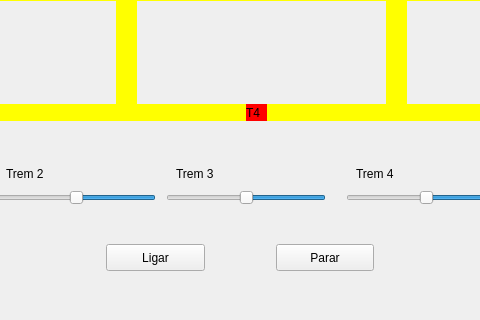
Before: the Qt Designer form mainwindow.ui in fawnbr/so-projeto-trem, drawn with Qt 5; both pictures show x 214 to 694 and y 153 to 473 of the 925 by 473 pixel window.
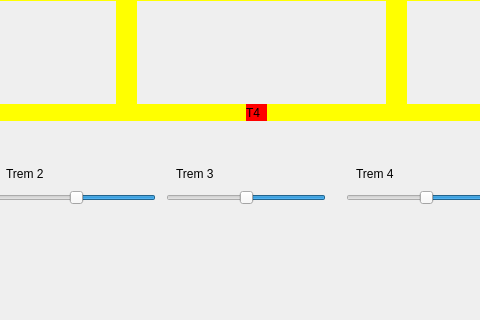
After: the same form once the commit is applied.

Commit message: Atualiza versão final

The edit to the form file:
```diff
--- a/mainwindow.ui
+++ b/mainwindow.ui
@@ -94,32 +94,6 @@
      <string/>
     </property>
    </widget>
-   <widget class="QPushButton" name="pushButton">
-    <property name="geometry">
-     <rect>
-      <x>320</x>
-      <y>380</y>
-      <width>99</width>
-      <height>27</height>
-     </rect>
-    </property>
-    <property name="text">
-     <string>Ligar</string>
-    </property>
-   </widget>
-   <widget class="QPushButton" name="pushButton_2">
-    <property name="geometry">
-     <rect>
-      <x>490</x>
-      <y>380</y>
-      <width>98</width>
-      <height>27</height>
-     </rect>
-    </property>
-    <property name="text">
-     <string>Parar</string>
-    </property>
-   </widget>
    <widget class="QLabel" name="label_trilho4_2">
     <property name="geometry">
      <rect>
```
Left out of the diff: 2 changed lines with no effect on the pictures. The commit also changes 2 other files.
